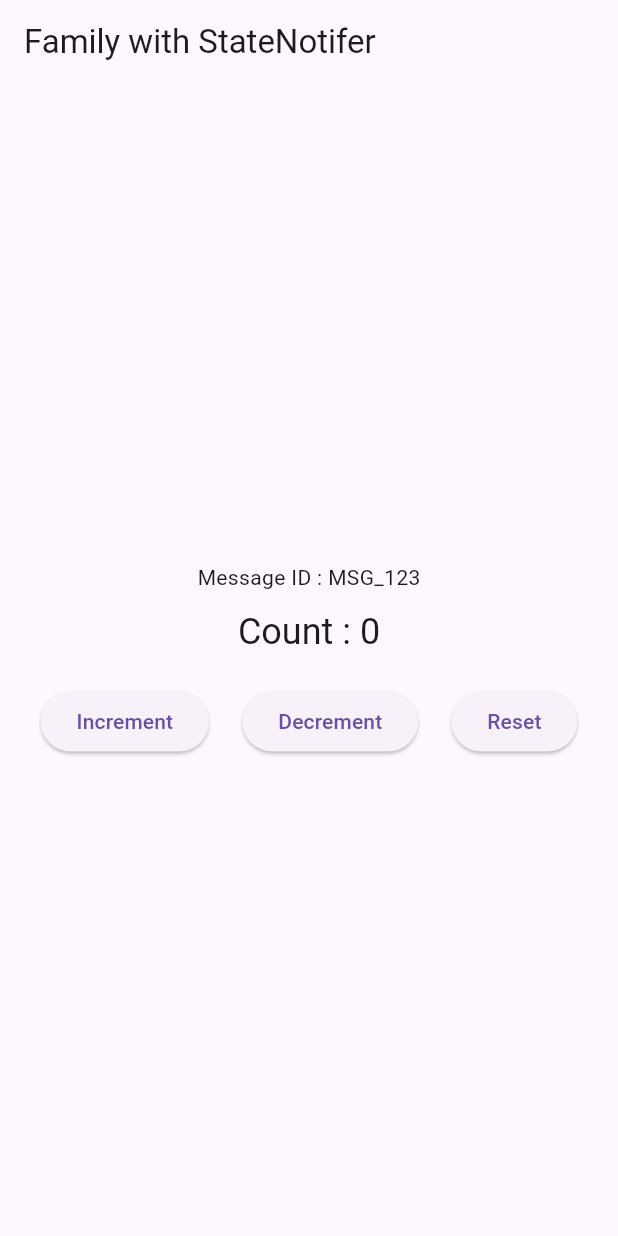
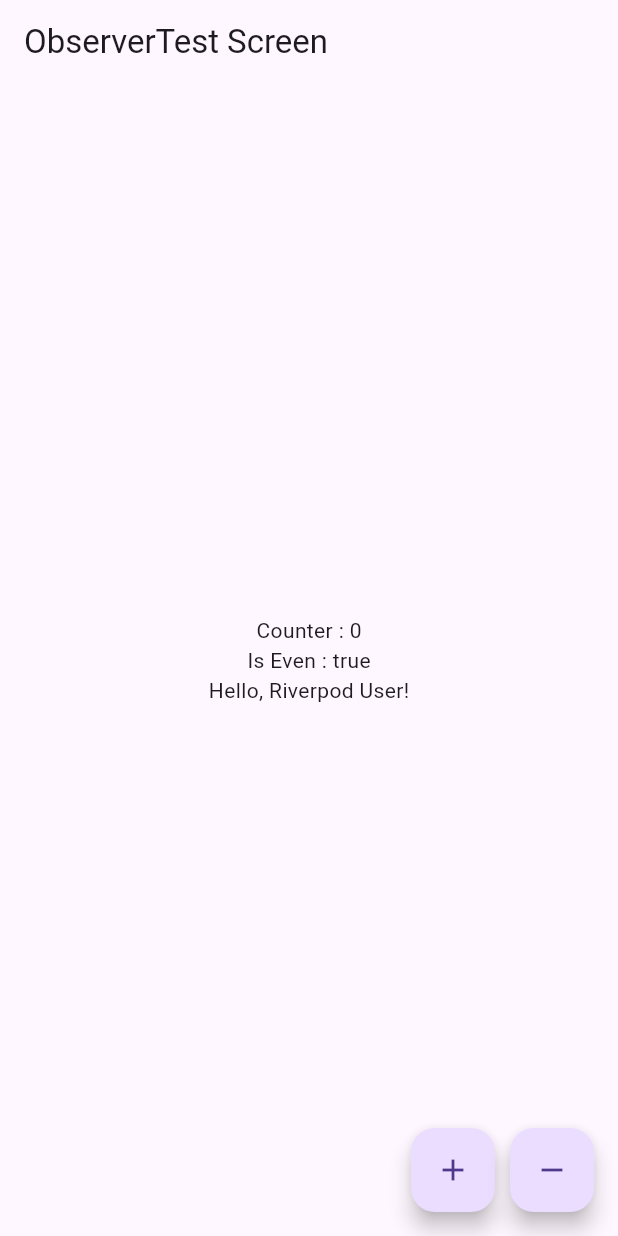
Before and after one commit to wanni29/flutter_riverpod_docs, a Flutter app: the screen it shows after launch, on a phone screen of 412 x 824 dp. Run offline on Flutter 3.47's test engine with Material 3 defaults, Android fonts, the phone set to English and light mode, and no system bars; our stand-ins replace flutter_riverpod.

Commit message:
ProviderScope Update

```diff
--- /dev/null
+++ b/lib/lab_4/observer_test_screen.dart
@@ -0,0 +1,47 @@
+import 'package:flutter/material.dart';
+import 'package:flutter_provider_lab/lab_4/provider/counter_provider.dart';
+import 'package:flutter_provider_lab/lab_4/provider/greeting_provider.dart';
+import 'package:flutter_provider_lab/lab_4/provider/is_even_provider.dart';
+import 'package:flutter_riverpod/flutter_riverpod.dart';
+
+class ObserverTestScreen extends ConsumerWidget {
+  @override
+  Widget build(BuildContext context, WidgetRef ref) {
+    // 상태를 감시
+    final count = ref.watch(counterProvider);
+    // 짝수 여부 확인
+    final isEven = ref.watch(isEvenProvider);
+    // family 이름 전달하기
+    final greeting = ref.watch(greetingProvider('Riverpod User'));
+
+    return Scaffold(
+      appBar: AppBar(
+        title: const Text('ObserverTest Screen'),
+      ),
+      body: Center(
+        child: Column(
+          mainAxisAlignment: MainAxisAlignment.center,
+          children: [
+            Text('Counter : $count'),
+            Text('Is Even : $isEven'),
+            Text(greeting),
+          ],
+        ),
+      ),
+      floatingActionButton: Row(
+        mainAxisAlignment: MainAxisAlignment.end,
+        children: [
+          FloatingActionButton(
+            onPressed: () => ref.read(counterProvider.notifier).increment(),
+            child: const Icon(Icons.add),
+          ),
+          const SizedBox(width: 10),
+          FloatingActionButton(
+            onPressed: () => ref.read(counterProvider.notifier).decrement(),
+            child: const Icon(Icons.remove),
+          ),
+        ],
+      ),
+    );
+  }
+}
--- /dev/null
+++ b/lib/lab_4/provider/counter_provider.dart
@@ -0,0 +1,17 @@
+import 'package:flutter_riverpod/flutter_riverpod.dart';
+
+// 창고 관리자
+final counterProvider = StateNotifierProvider<CounterNotifier, int>((ref) {
+  return CounterNotifier();
+});
+
+// 창고 (복잡한 model 상태를 관리하는것 뿐만아니라, 기본형의 상태도 관리가 되는구나)
+class CounterNotifier extends StateNotifier<int> {
+  CounterNotifier() : super(0);
+
+  // 상태 증가
+  void increment() => state++;
+
+  // 상태 감소
+  void decrement() => state--;
+}
--- /dev/null
+++ b/lib/lab_4/provider/greeting_provider.dart
@@ -0,0 +1,6 @@
+import 'package:flutter_riverpod/flutter_riverpod.dart';
+
+final greetingProvider =
+    Provider.family.autoDispose<String, String>((ref, name) {
+  return 'Hello, $name!';
+});
--- /dev/null
+++ b/lib/lab_4/provider/is_even_provider.dart
@@ -0,0 +1,8 @@
+import 'package:flutter_provider_lab/lab_4/provider/counter_provider.dart';
+import 'package:flutter_riverpod/flutter_riverpod.dart';
+
+// 짝수를 2로 나누었을때 `0` 이 나온다면 true 값을 반환;
+final isEvenProvider = Provider<bool>((ref) {
+  final count = ref.watch(counterProvider);
+  return count % 2 == 0;
+});
--- a/lib/main.dart
+++ b/lib/main.dart
@@ -3,11 +3,15 @@ import 'package:flutter_provider_lab/lab_1/part_watch.dart';
 import 'package:flutter_provider_lab/lab_1/total_watch.dart';
 import 'package:flutter_provider_lab/lab_2/combine_watch.dart';
 import 'package:flutter_provider_lab/lab_3/counter_screen.dart';
+import 'package:flutter_provider_lab/lab_4/observer/my_observer.dart';
+import 'package:flutter_provider_lab/lab_4/observer_test_screen.dart';
 import 'package:flutter_riverpod/flutter_riverpod.dart';
 
 void main() {
   runApp(
     ProviderScope(
+      // lab_4 test case
+      // observers: [MyObserver()],
       child: MyApp(),
     ),
   );
@@ -25,7 +29,10 @@ class MyApp extends StatelessWidget {
       // home: TodoScreen(),
 
       // lab_3 test case
-      home: CounterScreen(),
+      // home: CounterScreen(),
+
+      // lab_4 test case
+      home: ObserverTestScreen(),
     );
   }
 }
```
Also changed, not shown: lib/lab_4/observer/my_observer.dart (added, +22 -0 lines), 1 other file.
